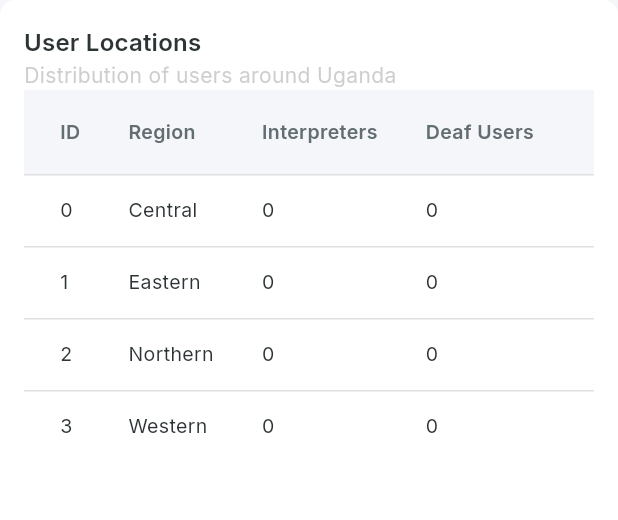
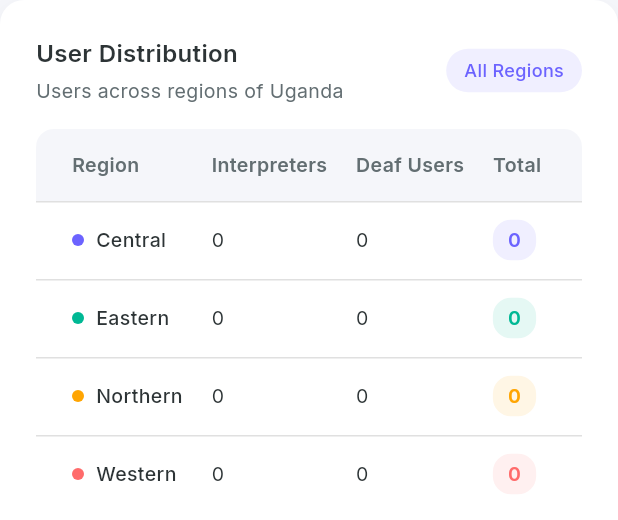
Before and after one commit to gracecleaners/deafassitadmin, a Flutter app: the RecentFiles widget shown alone on an empty page, opened directly, on a phone screen of 412 x 824 dp. Shown: the top 520 px of the screen. Run offline on Flutter 3.47's test engine with Material 3 defaults, Android fonts, the phone set to English and light mode, and no system bars; our stand-ins replace cloud_firestore, file_picker, firebase_auth, firebase_core, firebase_storage, fl_chart and 3 more; missing offline and left inert: dart:html; accounts and stored records are empty; statements that could not run were skipped.

Commit message:
system update

```diff
--- a/lib/screens/dashboard/components/recent_files.dart
+++ b/lib/screens/dashboard/components/recent_files.dart
@@ -1,5 +1,6 @@
 import 'package:flutter/material.dart';
 import 'package:cloud_firestore/cloud_firestore.dart';
+import 'package:google_fonts/google_fonts.dart';
 import '../../../constants.dart';
 
 class RecentFiles extends StatefulWidget {
@@ -23,22 +24,20 @@ class _RecentFilesState extends State<RecentFiles> {
   Future<void> _fetchUserData() async {
     try {
       final usersSnapshot = await _firestore.collection('users').get();
-
-      // Initialize region data with explicit types
       final regions = ['Central', 'Eastern', 'Northern', 'Western'];
-      final tempData = regions.map((region) => <String, dynamic>{
+      final tempData = regions
+          .map((region) => <String, dynamic>{
                 'id': regions.indexOf(region).toString(),
                 'region': region,
-        'interpreters': 0, // Explicitly typed as int
-        'deaf': 0,        // Explicitly typed as int
-      }).toList();
+                'interpreters': 0,
+                'deaf': 0,
+              })
+          .toList();
 
-      // Count users by region and role
       for (final doc in usersSnapshot.docs) {
         final data = doc.data();
         final region = data['region']?.toString() ?? 'Unknown';
         final role = data['role']?.toString().toLowerCase() ?? 'unknown';
-
         final regionIndex = regions.indexOf(region);
         if (regionIndex != -1) {
           if (role == 'interpreter') {
@@ -61,45 +60,155 @@ class _RecentFilesState extends State<RecentFiles> {
     }
   }
 
+  final List<Color> _regionColors = [
+    primaryColor,
+    successColor,
+    warningColor,
+    dangerColor
+  ];
+
   @override
   Widget build(BuildContext context) {
     return Container(
-      padding: EdgeInsets.all(defaultPadding),
-      decoration: BoxDecoration(
-        color: secondaryColor,
-        borderRadius: const BorderRadius.all(Radius.circular(10)),
-      ),
+      padding: const EdgeInsets.all(defaultPadding * 1.5),
+      decoration: cardDecoration,
       child: Column(
         crossAxisAlignment: CrossAxisAlignment.start,
         children: [
+          Row(
+            mainAxisAlignment: MainAxisAlignment.spaceBetween,
+            children: [
+              Column(
+                crossAxisAlignment: CrossAxisAlignment.start,
+                children: [
                   Text(
-            "User Locations",
-            style: Theme.of(context).textTheme.titleMedium,
+                    "User Distribution",
+                    style: GoogleFonts.inter(
+                      fontSize: 16,
+                      fontWeight: FontWeight.w600,
+                      color: darkTextColor,
                     ),
+                  ),
+                  const SizedBox(height: 4),
                   Text(
-            "Distribution of users around Uganda",
-            style: TextStyle(color: Colors.grey.withOpacity(0.5)),
+                    "Users across regions of Uganda",
+                    style:
+                        GoogleFonts.inter(fontSize: 13, color: bodyTextColor),
                   ),
+                ],
+              ),
+              Container(
+                padding:
+                    const EdgeInsets.symmetric(horizontal: 12, vertical: 6),
+                decoration: BoxDecoration(
+                  color: primaryColor.withOpacity(0.1),
+                  borderRadius: BorderRadius.circular(20),
+                ),
+                child: Text(
+                  "All Regions",
+                  style: GoogleFonts.inter(
+                    fontSize: 12,
+                    fontWeight: FontWeight.w500,
+                    color: primaryColor,
+                  ),
+                ),
+              ),
+            ],
+          ),
+          const SizedBox(height: defaultPadding),
           SizedBox(
             width: double.infinity,
             child: _isLoading
-                ? Center(child: CircularProgressIndicator())
-                : DataTable(
+                ? const Center(
+                    child: Padding(
+                      padding: EdgeInsets.all(32),
+                      child: CircularProgressIndicator(
+                          color: primaryColor, strokeWidth: 2),
+                    ),
+                  )
+                : ClipRRect(
+                    borderRadius: BorderRadius.circular(12),
+                    child: DataTable(
                       columnSpacing: defaultPadding,
+                      headingRowHeight: 48,
+                      dataRowMinHeight: 52,
+                      dataRowMaxHeight: 52,
                       columns: [
-                      DataColumn(label: Text("ID")),
-                      DataColumn(label: Text("Region")),
-                      DataColumn(label: Text("Interpreters")),
-                      DataColumn(label: Text("Deaf Users")),
+                        DataColumn(
+                            label: Text("Region",
+                                style: GoogleFonts.inter(
+                                    fontWeight: FontWeight.w600,
+                                    color: bodyTextColor,
+                                    fontSize: 13))),
+                        DataColumn(
+                            label: Text("Interpreters",
+                                style: GoogleFonts.inter(
+                                    fontWeight: FontWeight.w600,
+                                    color: bodyTextColor,
+                                    fontSize: 13))),
+                        DataColumn(
+                            label: Text("Deaf Users",
+                                style: GoogleFonts.inter(
+                                    fontWeight: FontWeight.w600,
+                                    color: bodyTextColor,
+                                    fontSize: 13))),
+                        DataColumn(
+                            label: Text("Total",
+                                style: GoogleFonts.inter(
+                                    fontWeight: FontWeight.w600,
+                                    color: bodyTextColor,
+                                    fontSize: 13))),
                       ],
-                    rows: _regionData.map((data) => DataRow(
+                      rows: _regionData.asMap().entries.map((entry) {
+                        final i = entry.key;
+                        final data = entry.value;
+                        final total = (data['interpreters'] as int) +
+                            (data['deaf'] as int);
+                        return DataRow(
                           cells: [
-                        DataCell(Text(data['id'].toString())),
-                        DataCell(Text(data['region'])),
-                        DataCell(Text(data['interpreters'].toString())),
-                        DataCell(Text(data['deaf'].toString())),
+                            DataCell(Row(
+                              children: [
+                                Container(
+                                  width: 8,
+                                  height: 8,
+                                  decoration: BoxDecoration(
+                                    color: _regionColors[i],
+                                    shape: BoxShape.circle,
+                                  ),
+                                ),
+                                const SizedBox(width: 8),
+                                Text(data['region'],
+                                    style: GoogleFonts.inter(
+                                        fontWeight: FontWeight.w500,
+                                        color: darkTextColor)),
                               ],
-                    )).toList(),
+                            )),
+                            DataCell(Text(data['interpreters'].toString(),
+                                style:
+                                    GoogleFonts.inter(color: darkTextColor))),
+                            DataCell(Text(data['deaf'].toString(),
+                                style:
+                                    GoogleFonts.inter(color: darkTextColor))),
+                            DataCell(
+                              Container(
+                                padding: const EdgeInsets.symmetric(
+                                    horizontal: 10, vertical: 4),
+                                decoration: BoxDecoration(
+                                  color: _regionColors[i].withOpacity(0.1),
+                                  borderRadius: BorderRadius.circular(12),
+                                ),
+                                child: Text(
+                                  total.toString(),
+                                  style: GoogleFonts.inter(
+                                      fontWeight: FontWeight.w600,
+                                      color: _regionColors[i]),
+                                ),
+                              ),
+                            ),
+                          ],
+                        );
+                      }).toList(),
+                    ),
                   ),
           ),
         ],
```
Also changed, not shown: lib/screens/dashboard/components/storage_details.dart (+29 -35 lines), lib/screens/dashboard/components/storage_info_card.dart (+35 -31 lines). Lines whose indentation alone changed are shown as unchanged.
